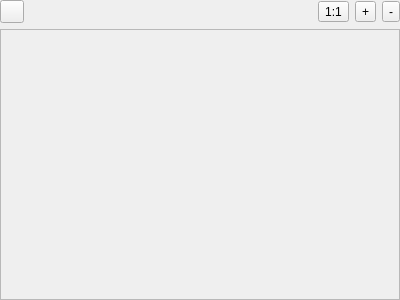
Qt form ui/mydata/ImageViewer.ui (OpenFairWind/FairWindSK) before a commit.
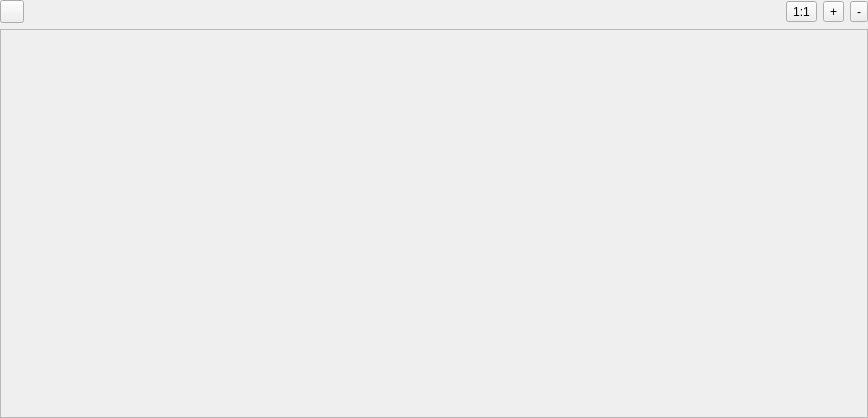
The same form after that commit. Icons and pictures are not drawn.

```diff
--- a/ui/mydata/ImageViewer.ui
+++ b/ui/mydata/ImageViewer.ui
@@ -6,8 +6,8 @@
    <rect>
     <x>0</x>
     <y>0</y>
-    <width>400</width>
-    <height>300</height>
+    <width>868</width>
+    <height>418</height>
    </rect>
   </property>
   <property name="windowTitle">
@@ -93,6 +93,12 @@
    </item>
    <item>
     <widget class="QScrollArea" name="scrollArea">
+     <property name="sizePolicy">
+      <sizepolicy hsizetype="Expanding" vsizetype="Expanding">
+       <horstretch>0</horstretch>
+       <verstretch>0</verstretch>
+      </sizepolicy>
+     </property>
      <property name="widgetResizable">
       <bool>true</bool>
      </property>
@@ -101,10 +107,16 @@
        <rect>
         <x>0</x>
         <y>0</y>
-        <width>398</width>
-        <height>260</height>
+        <width>866</width>
+        <height>378</height>
        </rect>
       </property>
+      <property name="sizePolicy">
+       <sizepolicy hsizetype="Expanding" vsizetype="Expanding">
+        <horstretch>0</horstretch>
+        <verstretch>0</verstretch>
+       </sizepolicy>
+      </property>
       <layout class="QVBoxLayout" name="verticalLayout_Image">
        <property name="leftMargin">
         <number>0</number>
```
